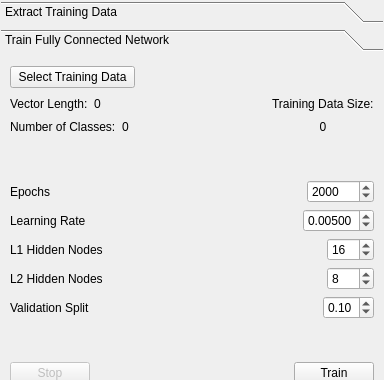
Qt form nenetic/gui/toolkit_widget.ui (persts/Nenetic) before a commit; both pictures show x 0 to 384 and y 0 to 380 of the 384 by 878 pixel window.
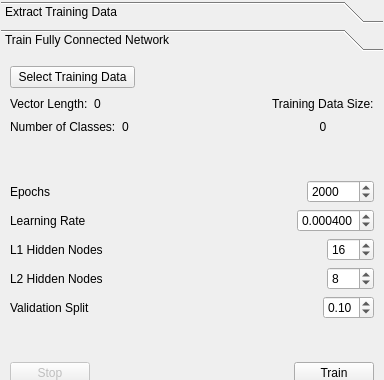
The same form after that commit. The open tabs and pages were chosen to show the change.

```diff
--- a/nenetic/gui/toolkit_widget.ui
+++ b/nenetic/gui/toolkit_widget.ui
@@ -511,8 +511,8 @@
        <rect>
         <x>0</x>
         <y>0</y>
-        <width>315</width>
-        <height>316</height>
+        <width>382</width>
+        <height>399</height>
        </rect>
       </property>
       <attribute name="label">
@@ -679,7 +679,7 @@
          <item>
           <widget class="QDoubleSpinBox" name="doubleSpinBoxLearningRate">
            <property name="decimals">
-            <number>5</number>
+            <number>6</number>
            </property>
            <property name="minimum">
             <double>0.000010000000000</double>
@@ -691,7 +691,7 @@
             <double>0.005000000000000</double>
            </property>
            <property name="value">
-            <double>0.005000000000000</double>
+            <double>0.000400000000000</double>
            </property>
           </widget>
          </item>
```
Left out of the diff: 6 changed lines with no effect on the pictures.
